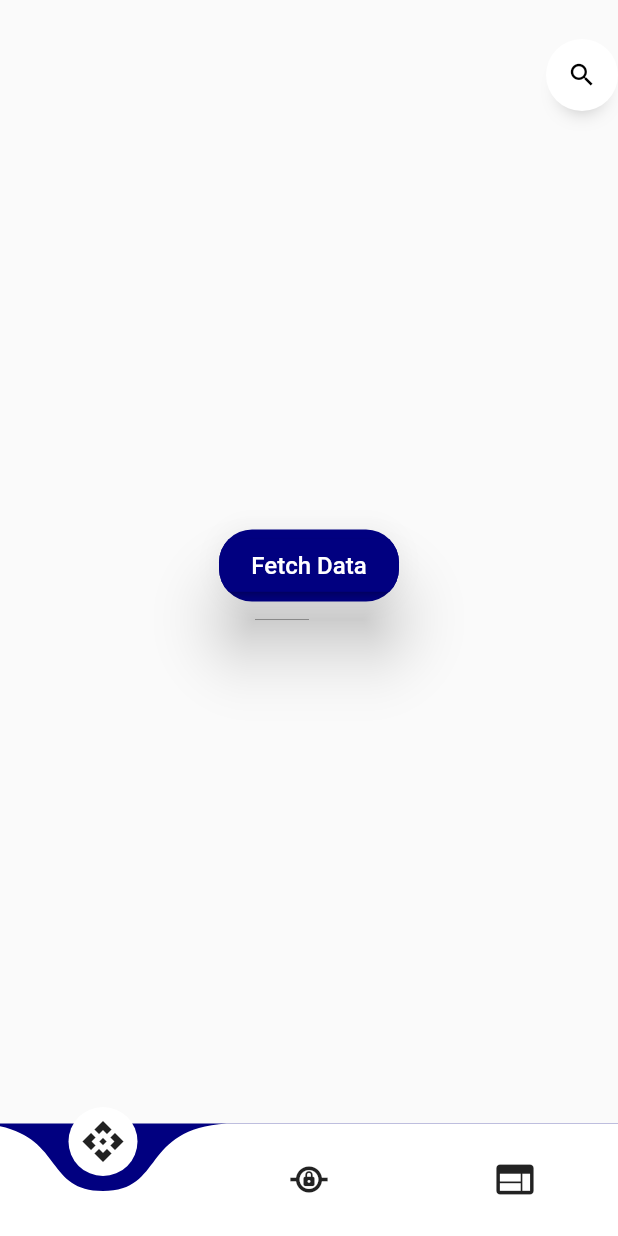
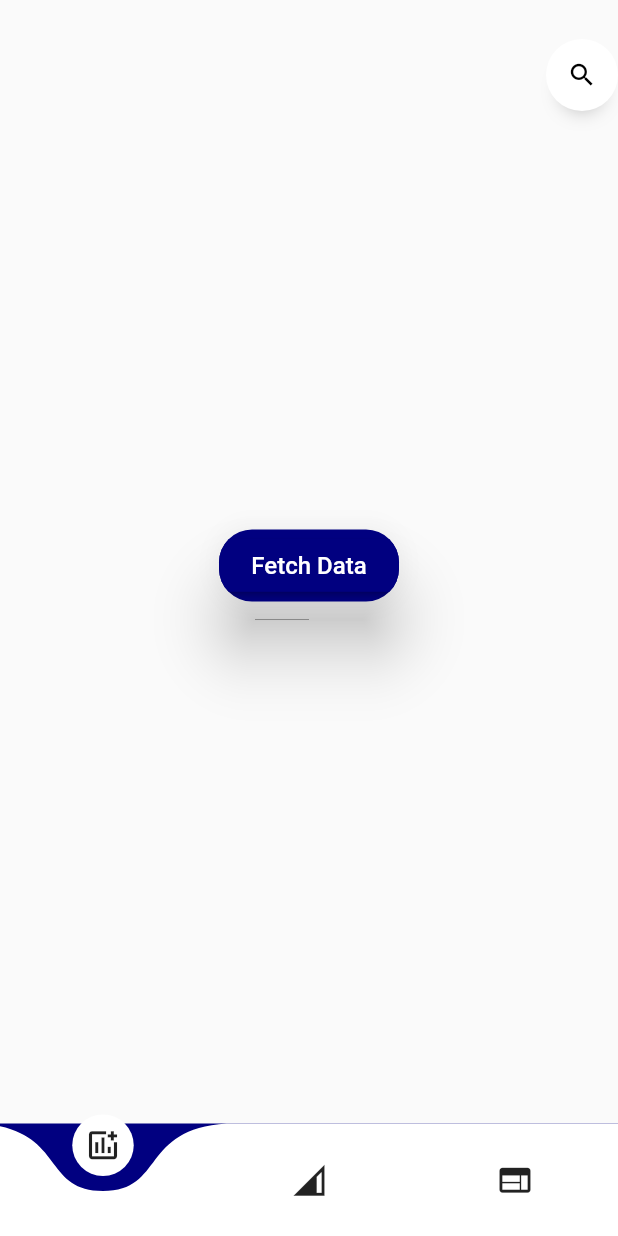
Before and after one commit to nikithasuresh/weatherapi, a Flutter app: the screen it shows after launch, on a phone screen of 412 x 824 dp. Run offline on Flutter 3.47's test engine with Material 2 defaults, Android fonts, the phone set to English and light mode, and no system bars; drawn by our look-alikes of anim_search_bar, curved_navigation_bar; our stand-ins replace dio, get, google_fonts, internet_connection_checker, lottie, webview_flutter.

Commit message:
updated search

```diff
--- a/lib/main.dart
+++ b/lib/main.dart
@@ -13,6 +13,7 @@ class MyApp extends StatelessWidget {
   @override
   Widget build(BuildContext context) {
     return GetMaterialApp(
+      debugShowCheckedModeBanner: false,
       title: 'Public Api',
       theme: ThemeData(
         primarySwatch: Colors.blue,
--- a/lib/pages/HomePage/HomePage.dart
+++ b/lib/pages/HomePage/HomePage.dart
@@ -24,9 +24,9 @@ class _MyHomePageState extends State<MyHomePage> {
         backgroundColor: accetColor,
         animationDuration: const Duration(milliseconds: 300),
         items: const <Widget>[
-          Icon(Icons.api, size: 30),
-          Icon(Icons.private_connectivity_outlined, size: 30),
-          Icon(Icons.web, size: 30),
+          Icon(Icons.add_chart_outlined, size: 25),
+          Icon(Icons.network_cell, size: 25),
+          Icon(Icons.web, size: 25),
         ],
         onTap: (index) {
           setState(() {
--- a/lib/pages/HomePage/pages/page1/Page1View.dart
+++ b/lib/pages/HomePage/pages/page1/Page1View.dart
@@ -39,10 +39,12 @@ class _Page1ViewState extends State<Page1View> {
           (searchTextcontroller.text.trim().split("").length > 0)
               ? Obx(() {
                   if (entriesController.isLoading.value) {
-                    return Container(
-                      height: 80,
-                      width: 70,
-                      child: Lottie.asset('assets/loading.json'),
+                    return Center(
+                      child: Container(
+                        height: 120,
+                        width: 120,
+                        child: Lottie.asset('assets/loading.json'),
+                      ),
                     );
                   } else {
                     print("nikku");
@@ -96,10 +98,12 @@ class _Page1ViewState extends State<Page1View> {
                 })
               : Obx(() {
                   if (entriesController.isLoading.value) {
-                    return Container(
-                      height: 80,
-                      width: 70,
-                      child: Lottie.asset('assets/loading.json'),
+                    return Center(
+                      child: Container(
+                        height: 120,
+                        width: 120,
+                        child: Lottie.asset('assets/loading.json'),
+                      ),
                     );
                   } else {
                     List<Map> list = entriesController.entryDataList.value;
```
Also changed, not shown: 1 other file.
